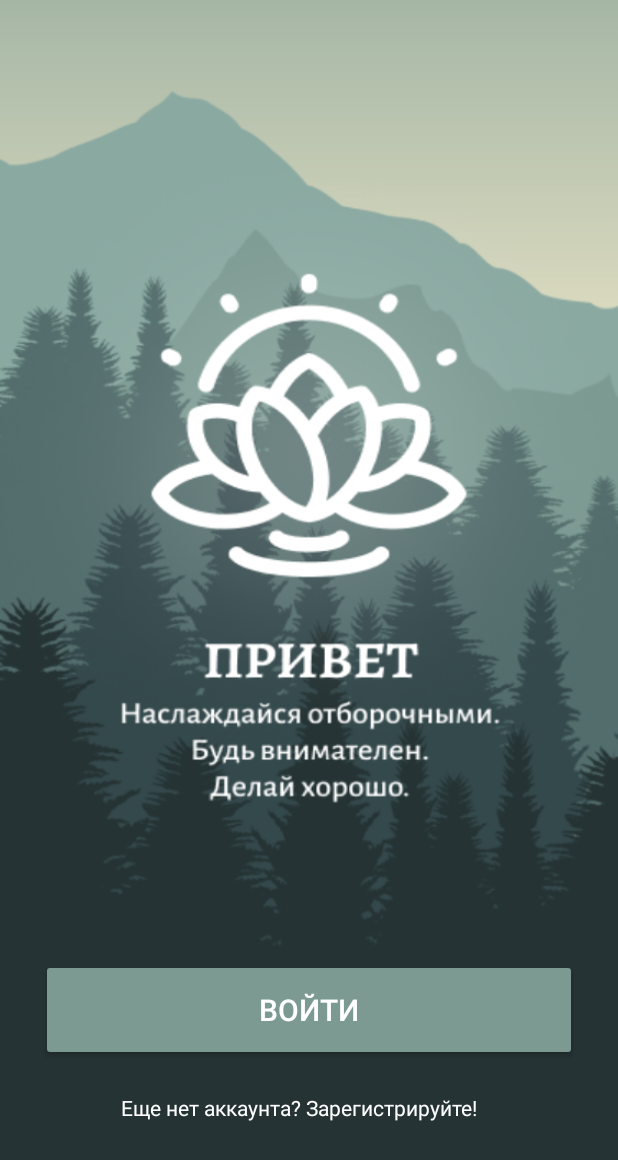
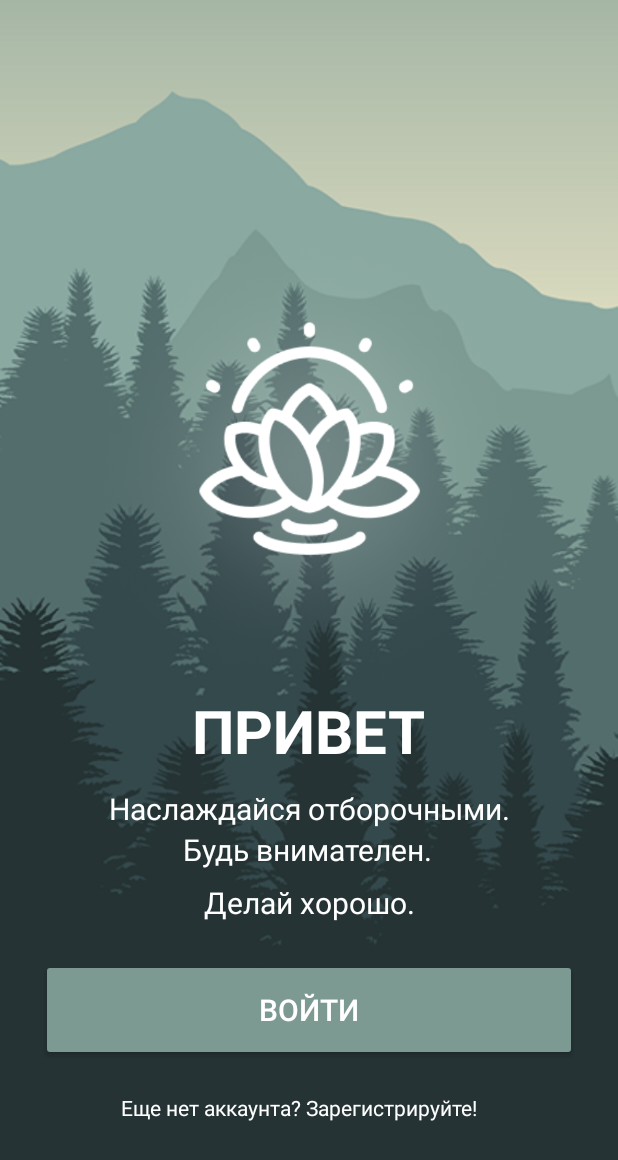
Before and after one commit to VoidChaser/quals25, an Android app: the Onboarding screen opened directly, with no data from a screen before it, on a phone screen of 412 x 824 dp. Shown: the top 1160 px of the screen. Run offline under Robolectric (Android 15) with nearby library versions, the phone set to English and light mode, and no system bars.

Commit message:
import, feat
import pngs: logo, onboarding_bg.

feat: update onboarding UI.

```diff
--- a/Meditation/app/src/main/res/layout/activity_main.xml
+++ b/Meditation/app/src/main/res/layout/activity_main.xml
@@ -35,10 +35,12 @@
 
         <androidx.appcompat.widget.AppCompatImageButton
             android:id="@+id/logoImage"
-            android:layout_width="50dp"
-            android:layout_height="50dp"
+            android:layout_width="81dp"
+            android:layout_height="83dp"
             android:layout_weight="1"
             android:background="#00FFFFFF"
+            android:scaleX="1.5"
+            android:scaleY="1.5"
             android:textDirection="1"
             app:layout_constraintBottom_toBottomOf="parent"
             app:layout_constraintEnd_toStartOf="@+id/avatarButton"
@@ -111,7 +113,7 @@
             android:id="@+id/calmLabel2"
             android:layout_width="wrap_content"
             android:layout_height="20sp"
-            android:layout_marginStart="16dp"
+            android:layout_marginStart="20dp"
             android:text="Расслабленным"
             android:textAlignment="center"
             android:textColor="#FFFFFF"
@@ -119,14 +121,14 @@
             app:layout_constraintBottom_toBottomOf="parent"
             app:layout_constraintStart_toEndOf="@+id/calmLabel"
             app:layout_constraintTop_toBottomOf="@+id/relax_mood_button"
-            app:layout_constraintVertical_bias="0.1"
+            app:layout_constraintVertical_bias="0.2"
             tools:ignore="SmallSp" />
 
         <TextView
             android:id="@+id/calmLabel3"
             android:layout_width="wrap_content"
             android:layout_height="20sp"
-            android:layout_marginEnd="8dp"
+            android:layout_marginEnd="16dp"
             android:text="Сосредоточеным"
             android:textAlignment="center"
             android:textColor="#FFFFFF"
@@ -134,7 +136,7 @@
             app:layout_constraintBottom_toBottomOf="parent"
             app:layout_constraintEnd_toStartOf="@+id/calmLabel5"
             app:layout_constraintTop_toBottomOf="@+id/focus_mood_button"
-            app:layout_constraintVertical_bias="0.1"
+            app:layout_constraintVertical_bias="0.2"
             tools:ignore="SmallSp" />
 
         <TextView
--- a/Meditation/app/src/main/res/layout/activity_onboarding.xml
+++ b/Meditation/app/src/main/res/layout/activity_onboarding.xml
@@ -36,4 +36,66 @@
         app:layout_constraintTop_toBottomOf="@+id/enterButton"
         app:layout_constraintVertical_bias="0.0" />
 
+    <TextView
+        android:id="@+id/greet_text"
+        android:layout_width="206dp"
+        android:layout_height="57dp"
+        android:layout_marginBottom="8dp"
+        android:text="ПРИВЕТ"
+        android:textAlignment="center"
+        android:textColor="@color/white"
+        android:textSize="40sp"
+        android:textStyle="bold"
+        app:layout_constraintBottom_toTopOf="@+id/text1"
+        app:layout_constraintEnd_toEndOf="parent"
+        app:layout_constraintHorizontal_bias="0.497"
+        app:layout_constraintStart_toStartOf="parent" />
+
+    <TextView
+        android:id="@+id/text1"
+        android:layout_width="wrap_content"
+        android:layout_height="wrap_content"
+        android:text="Наслаждайся отборочными."
+        android:textColor="@color/white"
+        android:textSize="20sp"
+        app:layout_constraintBottom_toTopOf="@+id/text3"
+        app:layout_constraintEnd_toEndOf="parent"
+        app:layout_constraintStart_toStartOf="parent" />
+
+    <TextView
+        android:id="@+id/text3"
+        android:layout_width="wrap_content"
+        android:layout_height="wrap_content"
+        android:layout_marginBottom="8dp"
+        android:text="Будь внимателен."
+        android:textColor="@color/white"
+        android:textSize="20sp"
+        app:layout_constraintBottom_toTopOf="@+id/text4"
+        app:layout_constraintEnd_toEndOf="parent"
+        app:layout_constraintHorizontal_bias="0.497"
+        app:layout_constraintStart_toStartOf="parent" />
+
+    <TextView
+        android:id="@+id/text4"
+        android:layout_width="wrap_content"
+        android:layout_height="wrap_content"
+        android:layout_marginBottom="24dp"
+        android:text="Делай хорошо."
+        android:textColor="@color/white"
+        android:textSize="20sp"
+        app:layout_constraintBottom_toTopOf="@+id/enterButton"
+        app:layout_constraintEnd_toEndOf="parent"
+        app:layout_constraintStart_toStartOf="parent" />
+
+    <ImageView
+        android:id="@+id/imageView"
+        android:layout_width="332dp"
+        android:layout_height="329dp"
+        app:layout_constraintBottom_toTopOf="@+id/greet_text"
+        app:layout_constraintEnd_toEndOf="parent"
+        app:layout_constraintStart_toStartOf="parent"
+        app:layout_constraintTop_toTopOf="parent"
+        app:layout_constraintVertical_bias="1.0"
+        app:srcCompat="@drawable/logo" />
+
 </androidx.constraintlayout.widget.ConstraintLayout>
```
Also changed, not shown: Meditation/app/src/main/res/drawable/logo.png (added), Meditation/app/src/main/res/drawable/onboarding_bg.png.
